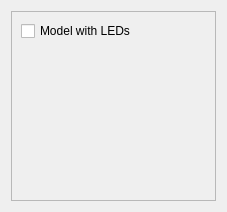
This is src/qt_gui/single_edit.ui in mavak/linux-track as Qt 5 draws it before an edit. The edited form follows.
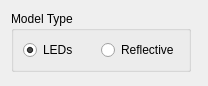
This is the edited form.

Commit message: Reworking the model editing/tweaking.

Patch:
```diff
--- a/src/qt_gui/single_edit.ui
+++ b/src/qt_gui/single_edit.ui
@@ -6,32 +6,79 @@
    <rect>
     <x>0</x>
     <y>0</y>
-    <width>227</width>
-    <height>212</height>
+    <width>208</width>
+    <height>86</height>
    </rect>
   </property>
   <property name="windowTitle">
    <string>Form</string>
   </property>
+  <layout class="QHBoxLayout" name="horizontalLayout_3">
+   <item>
   <layout class="QVBoxLayout" name="verticalLayout">
    <item>
-    <widget class="QFrame" name="frame_6">
-     <property name="frameShape">
-      <enum>QFrame::StyledPanel</enum>
-     </property>
-     <property name="frameShadow">
-      <enum>QFrame::Raised</enum>
-     </property>
-     <layout class="QVBoxLayout" name="verticalLayout_20">
+      <layout class="QHBoxLayout" name="horizontalLayout">
+       <item>
+        <widget class="QGroupBox" name="groupBox">
+         <property name="sizePolicy">
+          <sizepolicy hsizetype="Preferred" vsizetype="Preferred">
+           <horstretch>0</horstretch>
+           <verstretch>0</verstretch>
+          </sizepolicy>
+         </property>
+         <property name="minimumSize">
+          <size>
+           <width>180</width>
+           <height>0</height>
+          </size>
+         </property>
+         <property name="title">
+          <string>Model Type</string>
+         </property>
+         <layout class="QHBoxLayout" name="horizontalLayout_2">
       <item>
-       <widget class="QCheckBox" name="SinglePtLeds">
+           <widget class="QRadioButton" name="SinglePtLeds">
+            <property name="sizePolicy">
+             <sizepolicy hsizetype="Preferred" vsizetype="Fixed">
+              <horstretch>0</horstretch>
+              <verstretch>0</verstretch>
+             </sizepolicy>
+            </property>
         <property name="text">
-         <string>Model with LEDs</string>
-        </property>
+             <string>LEDs</string>
+            </property>
+            <property name="checked">
+             <bool>true</bool>
+            </property>
        </widget>
       </item>
       <item>
-       <spacer name="verticalSpacer_14">
+           <widget class="QRadioButton" name="ClipReflective">
+            <property name="text">
+             <string>Reflective</string>
+            </property>
+           </widget>
+          </item>
+         </layout>
+        </widget>
+       </item>
+       <item>
+        <spacer name="horizontalSpacer">
+         <property name="orientation">
+          <enum>Qt::Horizontal</enum>
+         </property>
+         <property name="sizeHint" stdset="0">
+          <size>
+           <width>40</width>
+           <height>20</height>
+          </size>
+         </property>
+        </spacer>
+       </item>
+      </layout>
+     </item>
+     <item>
+      <spacer name="verticalSpacer">
         <property name="orientation">
          <enum>Qt::Vertical</enum>
         </property>
@@ -44,7 +91,6 @@
        </spacer>
       </item>
      </layout>
-    </widget>
    </item>
   </layout>
  </widget>
```
Lines whose indentation alone changed are shown as unchanged. The commit also changes 12 other files.
